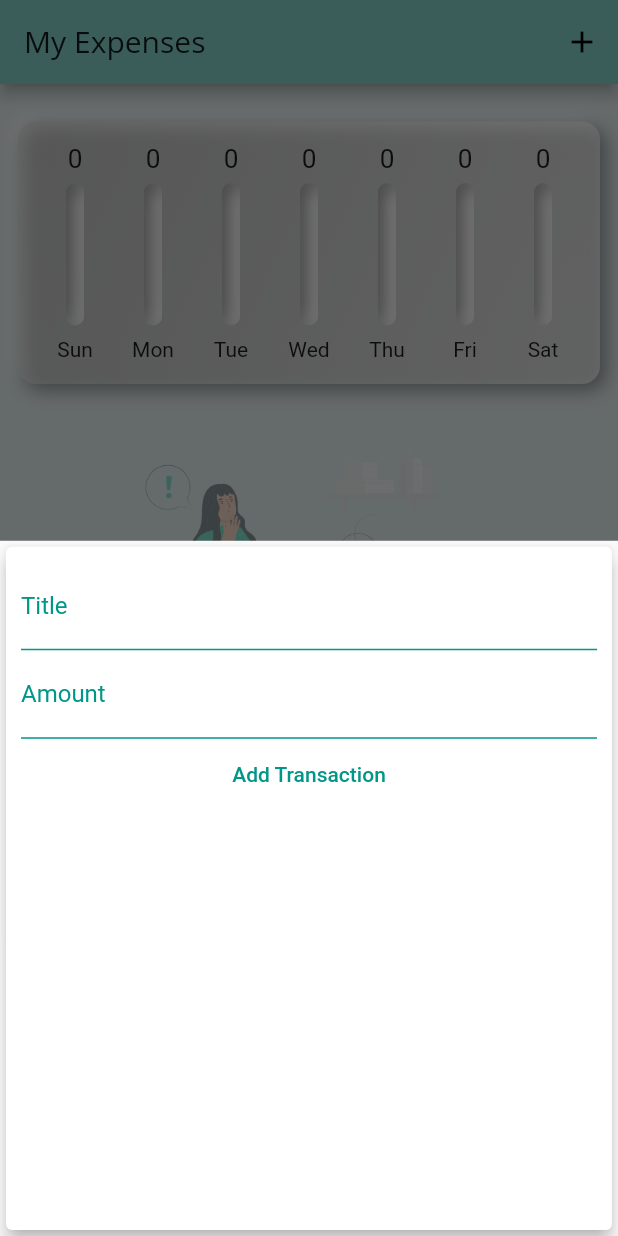
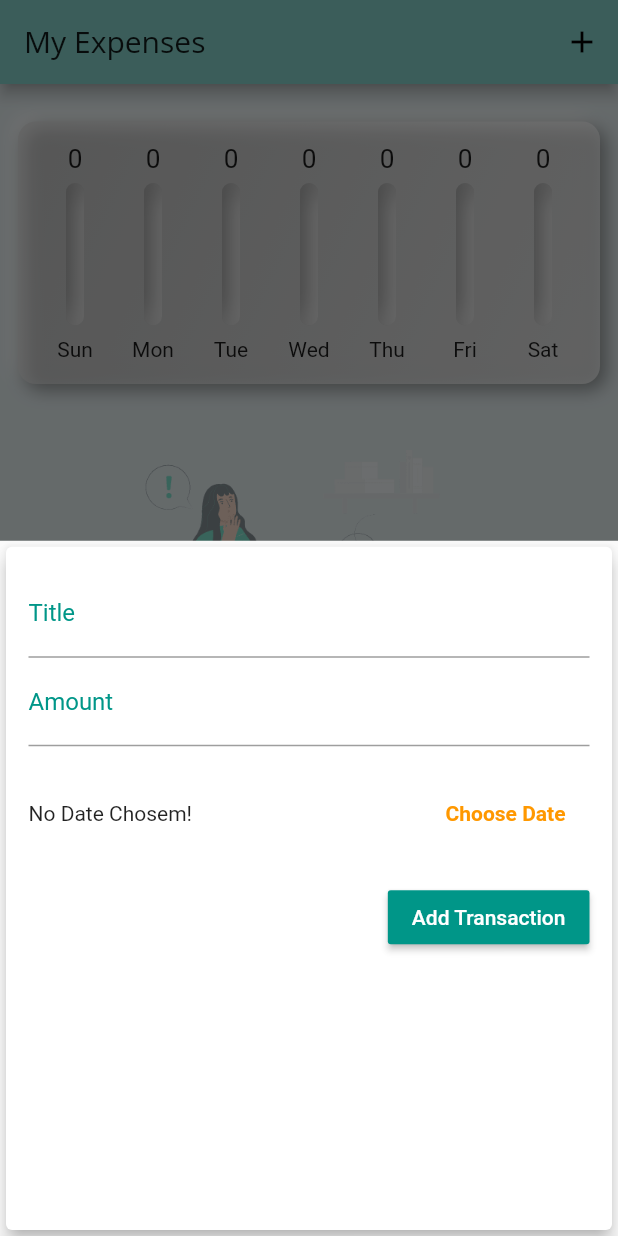
Before and after one commit to AbdelrahmanEssamA/Expenses-App, a Flutter app: the screen it shows after launch, after a tap on the "add" icon, on a phone screen of 412 x 824 dp. Run offline on Flutter 3.47's test engine with Material 2 defaults, Android fonts, the phone set to English and light mode, and no system bars; drawn by our look-alikes of flutter_neumorphic; Roboto replaces fonts that are missing (Open Sans).

Commit message:
added date picker and handeled its' function

```diff
--- a/lib/main.dart
+++ b/lib/main.dart
@@ -50,10 +50,10 @@ class _MyHomePageState extends State<MyHomePage> {
     }).toList();
   }
 
-  void _addNewtransaction(String title, double amount) {
+  void _addNewtransaction(String title, double amount, DateTime chosenDate) {
     print('in');
     final newT =
-        Transaction(DateTime.now().toString(), title, amount, DateTime.now());
+        Transaction(DateTime.now().toString(), title, amount, chosenDate);
     setState(() {
       _transactions.add(newT);
     });
--- a/lib/widgets/chart_bar.dart
+++ b/lib/widgets/chart_bar.dart
@@ -21,10 +21,10 @@ class ChartBar extends StatelessWidget {
           style: NeumorphicStyle(
               shape: NeumorphicShape.concave,
               boxShape: NeumorphicBoxShape.roundRect(BorderRadius.circular(12)),
-              depth: -10,
+              depth: -15,
               intensity: .75,
               lightSource: LightSource.topLeft,
-              color: Colors.white70),
+              color: Colors.white30),
           child: Container(
             height: 95,
             width: 12,
--- a/lib/widgets/new_transaction.dart
+++ b/lib/widgets/new_transaction.dart
@@ -1,4 +1,5 @@
 import 'package:flutter/material.dart';
+import 'package:intl/intl.dart';
 
 class NewTransaction extends StatefulWidget {
   final Function addTx;
@@ -11,16 +12,36 @@ class NewTransaction extends StatefulWidget {
 
 class _NewTransactionState extends State<NewTransaction> {
   final titleController = TextEditingController();
-
   final ammountController = TextEditingController();
 
-  void submitData() {
+  DateTime? _selectedDate;
+
+  void _submitData() {
     if (titleController.text.isEmpty ||
-        double.parse(ammountController.text) <= 0) {
+        double.parse(ammountController.text) <= 0 ||
+        _selectedDate == null) {
       return;
     }
-    widget.addTx(titleController.text, double.parse(ammountController.text));
+    widget.addTx(titleController.text, double.parse(ammountController.text),
+        _selectedDate);
     Navigator.of(context).pop();
+  }
+
+  void _presentDatePicker() {
+    showDatePicker(
+            context: context,
+            initialDate: DateTime.now(),
+            firstDate: DateTime(2010),
+            lastDate: DateTime.now())
+        .then((pickedDate) {
+      if (pickedDate == null) {
+        return;
+      }
+      setState(() {
+        _selectedDate = pickedDate;
+      });
+    });
+    print('taztoz elbaby');
   }
 
   @override
@@ -28,14 +49,12 @@ class _NewTransactionState extends State<NewTransaction> {
     return Card(
       elevation: 5,
       child: Padding(
-        padding: const EdgeInsets.all(10.0),
+        padding: const EdgeInsets.all(15.0),
         child: Column(
+          crossAxisAlignment: CrossAxisAlignment.end,
           children: <Widget>[
             TextField(
               decoration: InputDecoration(
-                enabledBorder: UnderlineInputBorder(
-                  borderSide: BorderSide(color: Colors.teal),
-                ),
                 focusedBorder: UnderlineInputBorder(
                   borderSide: BorderSide(color: Colors.teal),
                 ),
@@ -43,14 +62,11 @@ class _NewTransactionState extends State<NewTransaction> {
                 labelStyle: new TextStyle(color: Colors.teal),
               ),
               controller: titleController,
-              onSubmitted: (_) => submitData,
+              onSubmitted: (_) => _submitData,
               cursorColor: Colors.teal,
             ),
             TextField(
               decoration: InputDecoration(
-                enabledBorder: UnderlineInputBorder(
-                  borderSide: BorderSide(color: Colors.teal),
-                ),
                 focusedBorder: UnderlineInputBorder(
                   borderSide: BorderSide(color: Colors.teal),
                 ),
@@ -60,12 +76,33 @@ class _NewTransactionState extends State<NewTransaction> {
               cursorColor: Colors.teal,
               controller: ammountController,
               keyboardType: TextInputType.numberWithOptions(decimal: true),
-              onSubmitted: (_) => submitData,
+              onSubmitted: (_) => _submitData,
             ),
-            FlatButton(
-                textColor: Colors.teal,
-                onPressed: submitData,
-                child: Text('Add Transaction'))
+            Container(
+              height: 90,
+              child: Row(
+                children: [
+                  Expanded(
+                    child: Text(_selectedDate == null
+                        ? 'No Date Chosem!'
+                        : 'Picked Date: ${DateFormat.yMd().format(_selectedDate as DateTime)}'),
+                  ),
+                  FlatButton(
+                    onPressed: _presentDatePicker,
+                    child: Text('Choose Date',
+                        style: TextStyle(
+                          fontWeight: FontWeight.bold,
+                        )),
+                    textColor: Theme.of(context).accentColor,
+                  )
+                ],
+              ),
+            ),
+            RaisedButton(
+                color: Colors.teal,
+                textColor: Colors.white,
+                onPressed: _submitData,
+                child: Text('Add Transaction')),
           ],
         ),
       ),
```
Also changed, not shown: lib/widgets/transaction_list.dart (+6 -6 lines).
